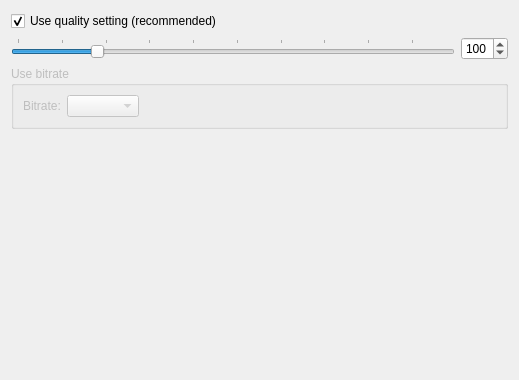
Above: formats/out_aac_config.ui from flacon/flacon before the change. Below: the same form after it.
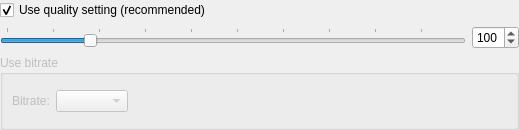
That is the form after the change.

What changed in the file:
```diff
--- a/formats/out_aac_config.ui
+++ b/formats/out_aac_config.ui
@@ -7,13 +7,25 @@
     <x>0</x>
     <y>0</y>
     <width>519</width>
-    <height>380</height>
+    <height>130</height>
    </rect>
   </property>
   <property name="windowTitle">
    <string>AAC encoding configuration</string>
   </property>
   <layout class="QVBoxLayout" name="verticalLayout">
+   <property name="leftMargin">
+    <number>0</number>
+   </property>
+   <property name="topMargin">
+    <number>0</number>
+   </property>
+   <property name="rightMargin">
+    <number>0</number>
+   </property>
+   <property name="bottomMargin">
+    <number>0</number>
+   </property>
    <item>
     <widget class="QCheckBox" name="aacUseQualityCheck">
      <property name="text">
@@ -126,19 +138,6 @@
      </layout>
     </widget>
    </item>
-   <item>
-    <spacer name="verticalSpacer">
-     <property name="orientation">
-      <enum>Qt::Vertical</enum>
-     </property>
-     <property name="sizeHint" stdset="0">
-      <size>
-       <width>20</width>
-       <height>122</height>
-      </size>
-     </property>
-    </spacer>
-   </item>
   </layout>
  </widget>
  <tabstops>
```
